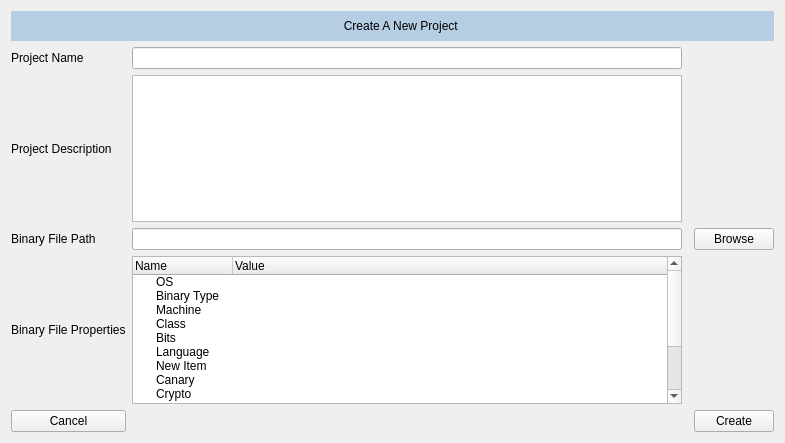
Qt form src/GUI/ui_files/popups/newProjectWind.ui (adalio0/BATT5) before a commit.
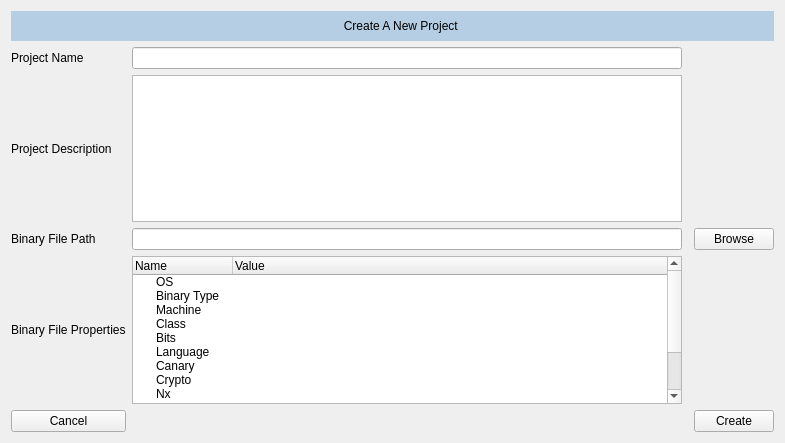
The same form after that commit.

Commit message: changed new project ui file and deleted child from project tree list

What changed in the file:
```diff
--- a/src/GUI/ui_files/popups/newProjectWind.ui
+++ b/src/GUI/ui_files/popups/newProjectWind.ui
@@ -132,11 +132,6 @@
          <string>Language</string>
         </property>
        </item>
-       <item>
-        <property name="text">
-         <string>New Item</string>
-        </property>
-       </item>
        <item>
         <property name="text">
          <string>Canary</string>
```
The commit also changes 2 other files.
